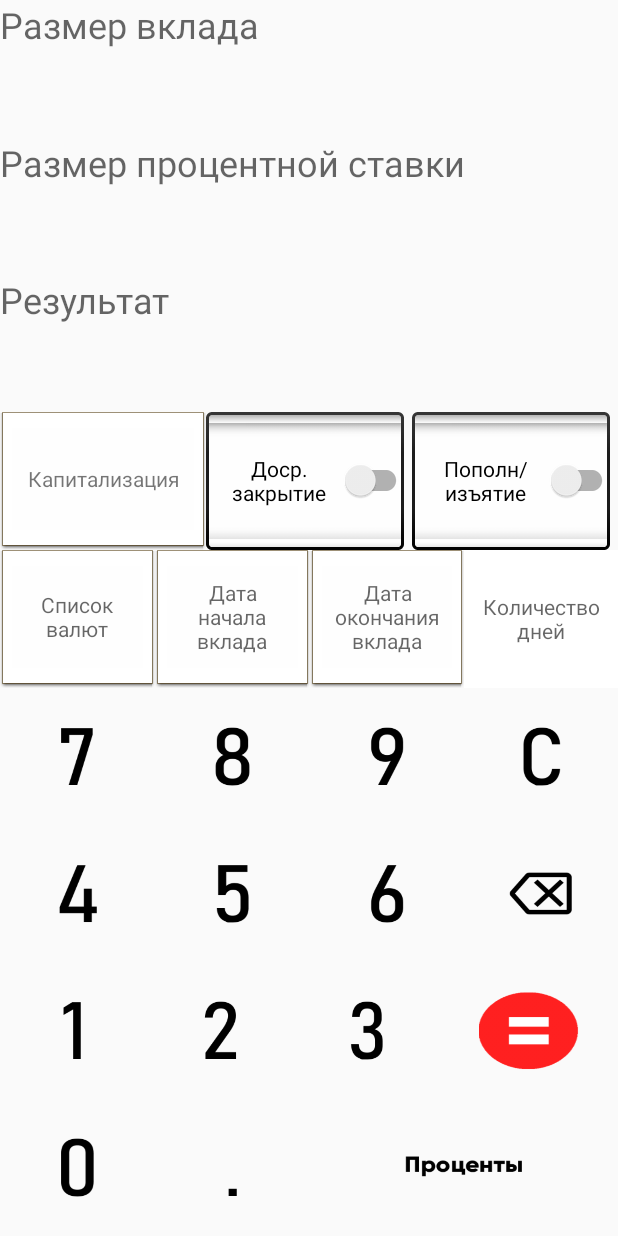
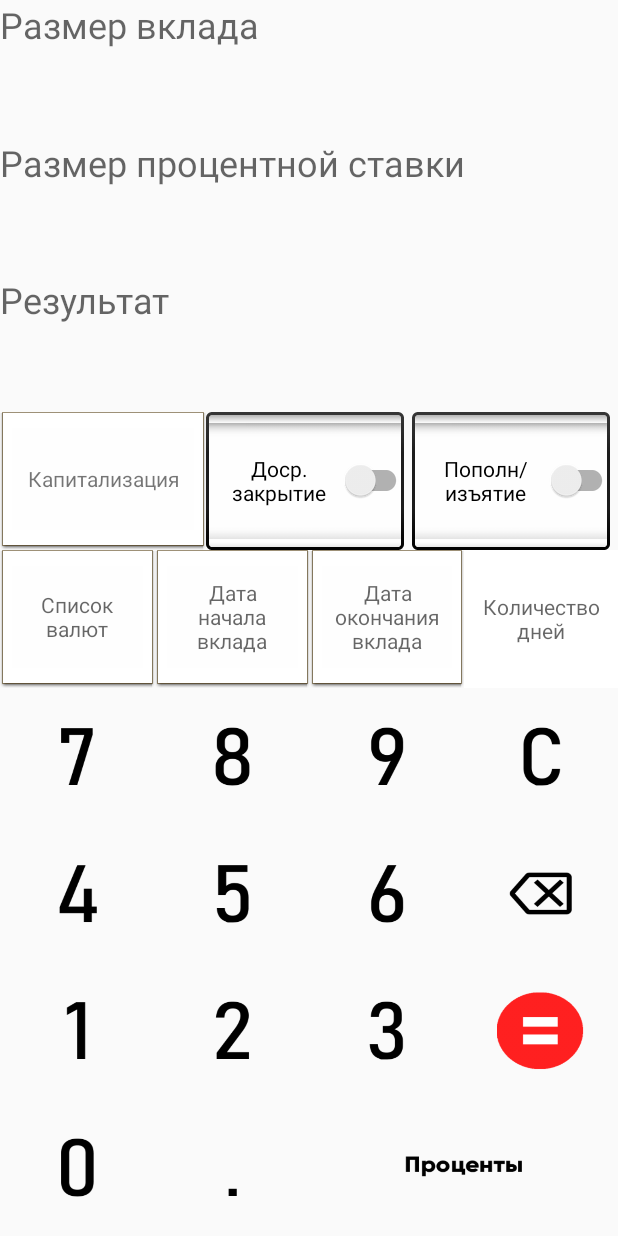
Before and after one commit to Clomance/USATU_Project, an Android app: the CalculateActivity screen opened directly, with no data from a screen before it, on a phone screen of 412 x 824 dp. Run offline under Robolectric (Android 15) with nearby library versions, the phone set to English and light mode, and no system bars.

Commit message:
Исправлен тип кнопки результата

```diff
--- a/app/src/main/res/layout/calculate_main.xml
+++ b/app/src/main/res/layout/calculate_main.xml
@@ -266,7 +266,7 @@
 
         <Button
             android:id="@+id/compute_button"
-            android:layout_width="432dp"
+            android:layout_width="match_parent"
             android:layout_height="match_parent"
             android:layout_weight="1"
             android:background="@drawable/button_result_2s"
```
